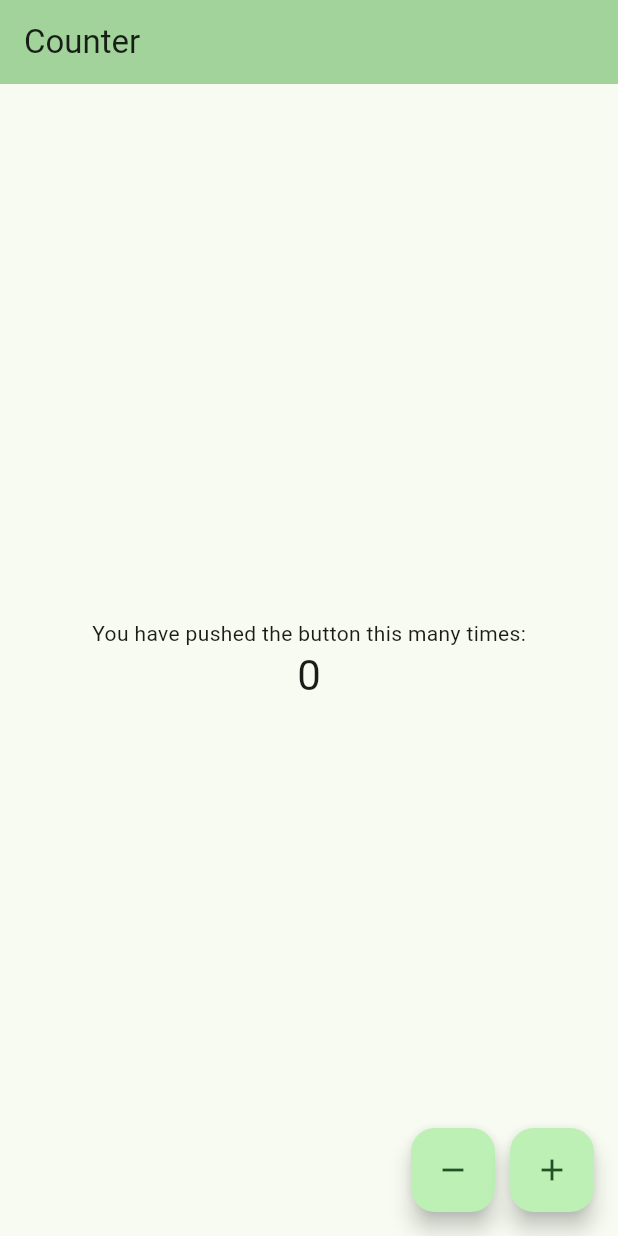
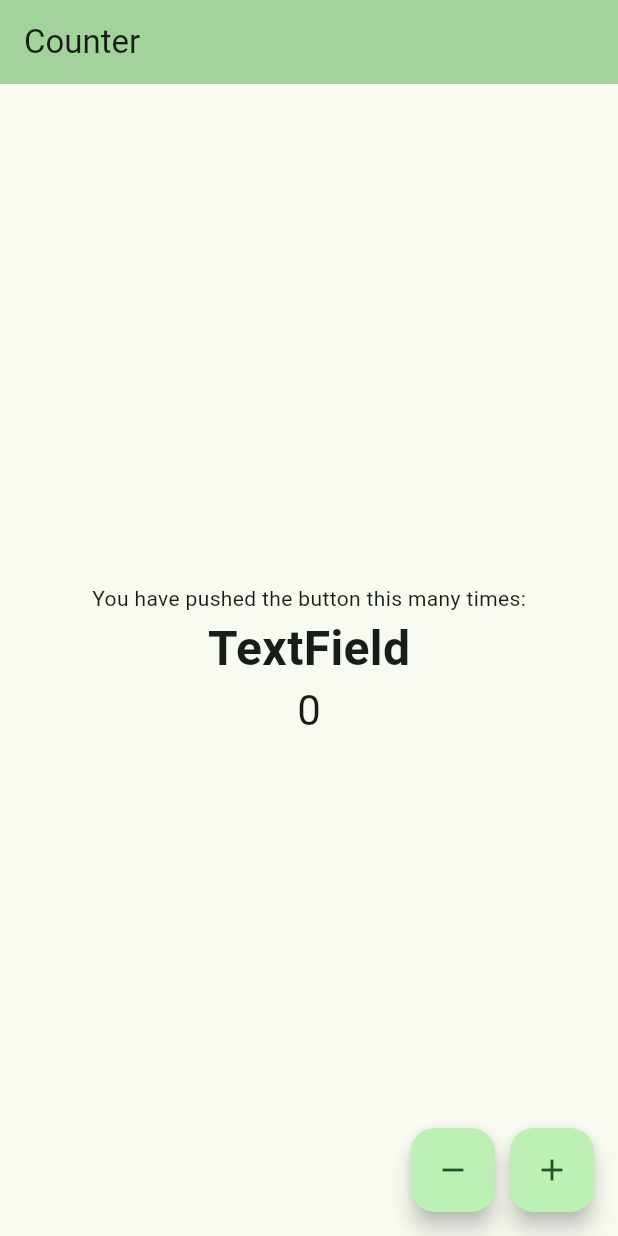
Before and after one commit to myktybayev/gitExample, a Flutter app: the screen it shows after launch, on a phone screen of 412 x 824 dp. Run offline on Flutter 3.47's test engine with Material 3 defaults, Android fonts, the phone set to English and light mode, and no system bars.

Commit message:
add new text field

```diff
--- /dev/null
+++ b/lib/build_text_field.dart
@@ -0,0 +1,16 @@
+import 'package:flutter/material.dart';
+
+class BuildTextField extends StatelessWidget {
+  const BuildTextField({super.key});
+
+  @override
+  Widget build(BuildContext context) {
+    return const Text(
+      'TextField',
+      style: TextStyle(
+        fontWeight: FontWeight.bold,
+        fontSize: 32,
+      ),
+    );
+  }
+}
--- a/lib/main.dart
+++ b/lib/main.dart
@@ -1,4 +1,5 @@
 import 'package:flutter/material.dart';
+import 'package:git_example/build_text_field.dart';
 
 void main() {
   runApp(const MyApp());
@@ -58,6 +59,7 @@ class _MyHomePageState extends State<MyHomePage> {
             const Text(
               'You have pushed the button this many times:',
             ),
+            BuildTextField(),
             Text(
               '$_counter',
               style: Theme.of(context).textTheme.headlineMedium,
```
